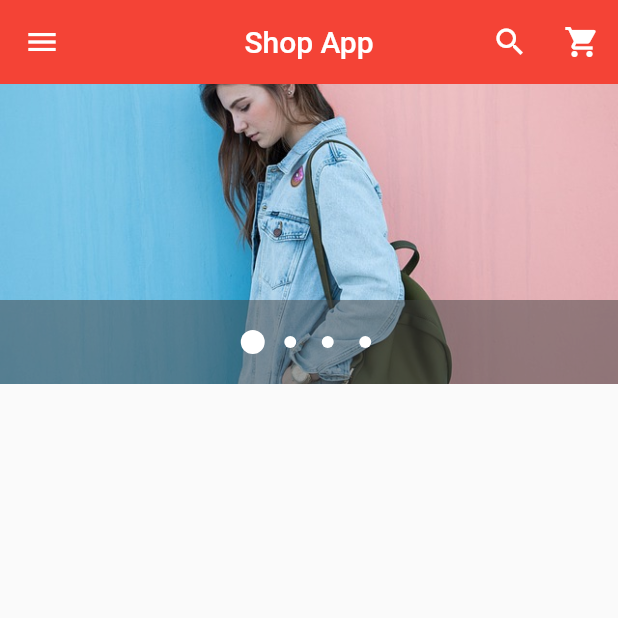
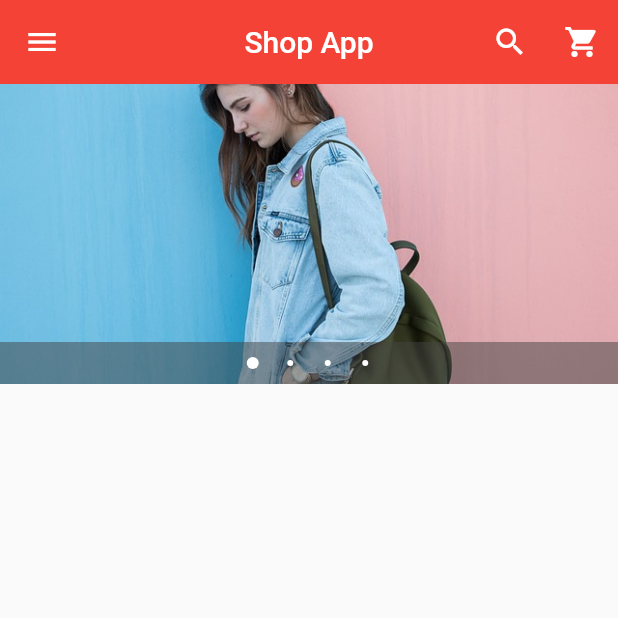
Before and after one commit to JAICHANGPARK/flutter_e_commerce, a Flutter app: the screen it shows after launch, on a phone screen of 412 x 824 dp, the top half of it. Run offline on Flutter 3.47's test engine with Material 2 defaults, Android fonts, the phone set to English and light mode, and no system bars; drawn by our look-alikes of carousel_pro.

```diff
--- a/lib/home.dart
+++ b/lib/home.dart
@@ -26,7 +26,9 @@ class _HomePageState extends State<HomePage> {
         autoplay: true,
         animationCurve: Curves.fastOutSlowIn,
         animationDuration: Duration(milliseconds: 1000),
-
+        dotSize: 4.0,
+        indicatorBgPadding: 10.0,
+        autoplayDuration: Duration(seconds: 1),
       ),
     );
 
```
